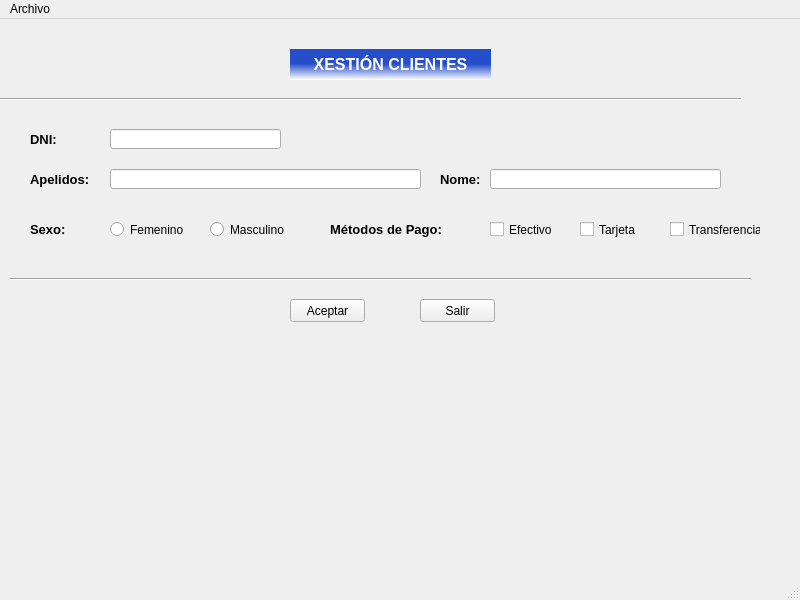
The window that ventana.ui (byChamaco/BLANCOLORENZO) describes before a commit, drawn with Qt 5.
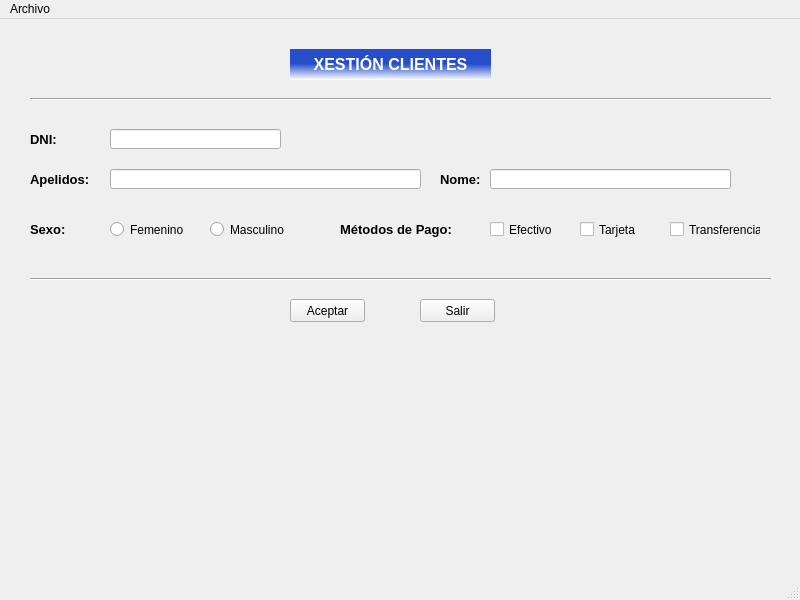
The same window after the commit.

Commit message: v0.0.2 Añadiendo radiobutton y checkbox

Diff of the .ui file:
```diff
--- a/ventana.ui
+++ b/ventana.ui
@@ -47,7 +47,7 @@
    <widget class="Line" name="line">
     <property name="geometry">
      <rect>
-      <x>0</x>
+      <x>30</x>
       <y>70</y>
       <width>741</width>
       <height>20</height>
@@ -60,7 +60,7 @@
    <widget class="Line" name="line_2">
     <property name="geometry">
      <rect>
-      <x>10</x>
+      <x>30</x>
       <y>250</y>
       <width>741</width>
       <height>20</height>
@@ -155,7 +155,7 @@
      <rect>
       <x>490</x>
       <y>150</y>
-      <width>231</width>
+      <width>241</width>
       <height>20</height>
      </rect>
     </property>
@@ -257,7 +257,7 @@
    <widget class="QLabel" name="lblMetPagos">
     <property name="geometry">
      <rect>
-      <x>330</x>
+      <x>340</x>
       <y>190</y>
       <width>131</width>
       <height>41</height>
```
Left out of the diff: 8 changed lines with no effect on the pictures. The commit also changes 4 other files.
